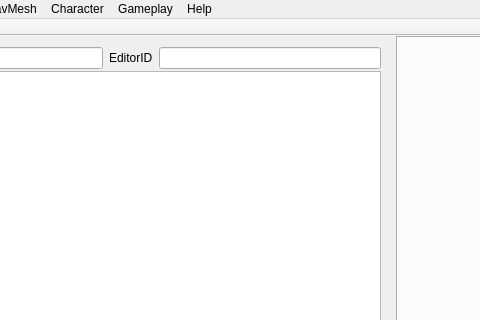
This is OpenCK/ui/mainwindow.ui in Open-CK/OpenCK as Qt 5 draws it before an edit; both pictures show x 180 to 660 and y 0 to 320 of the 915 by 646 pixel window. The edited form follows.
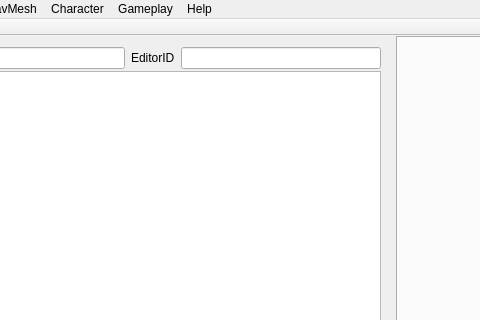
This is the edited form. Icons and pictures are not drawn.

```diff
--- a/OpenCK/ui/mainwindow.ui
+++ b/OpenCK/ui/mainwindow.ui
@@ -86,7 +86,14 @@
                </widget>
               </item>
               <item>
-               <widget class="QLineEdit" name="lineEditEditorID"/>
+               <widget class="QLineEdit" name="lineEditEditorID">
+                <property name="maximumSize">
+                 <size>
+                  <width>200</width>
+                  <height>16777215</height>
+                 </size>
+                </property>
+               </widget>
               </item>
              </layout>
             </item>
```
Left out of the diff: 17 changed lines with no effect on the pictures.
